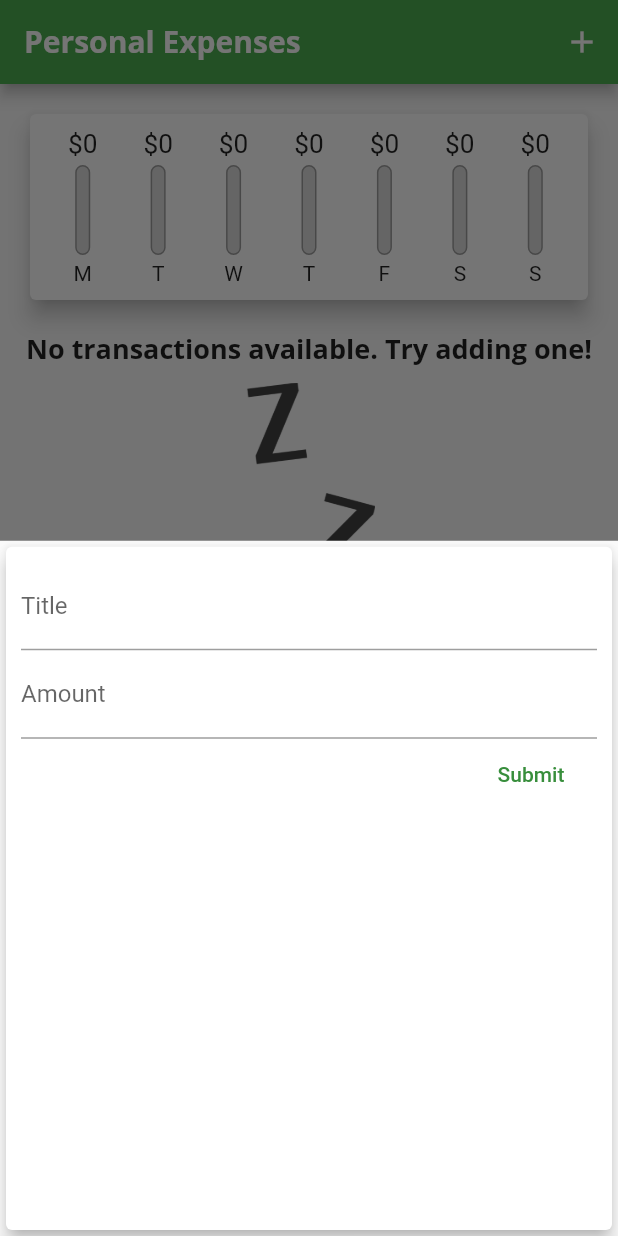
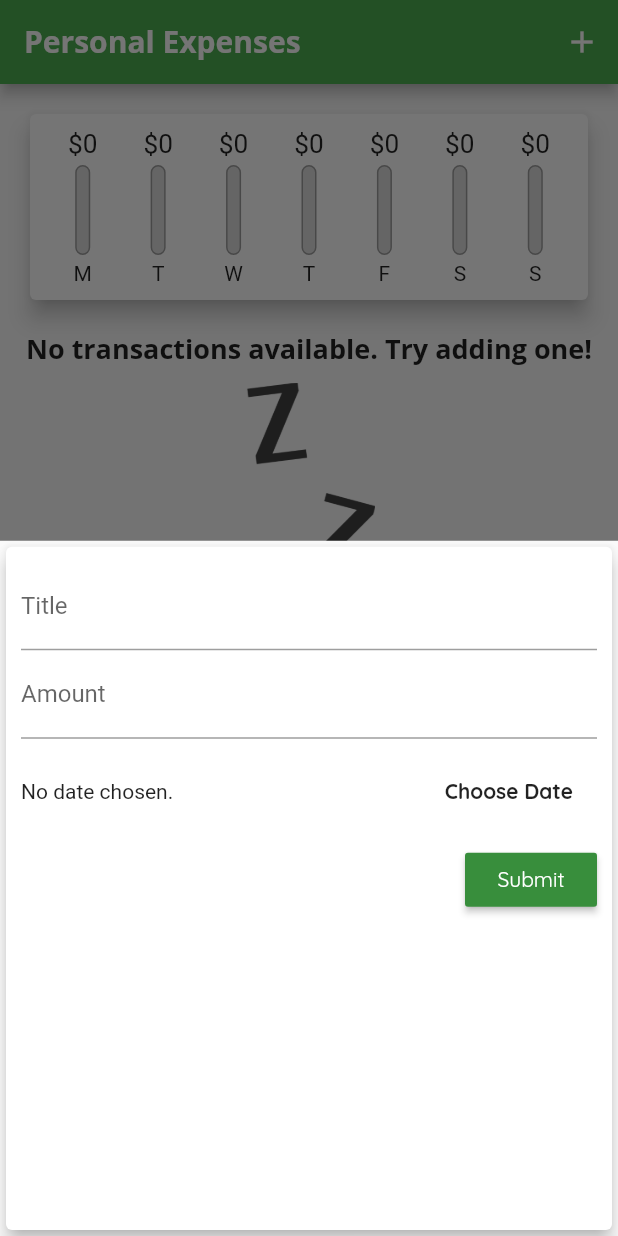
Before and after one commit to tferrerm/flutter-tutorial, a Flutter app: the screen it shows after launch, after a tap on the "add" icon, on a phone screen of 412 x 824 dp. Run offline on Flutter 3.47's test engine with Material 2 defaults, Android fonts, the phone set to English and light mode, and no system bars; Roboto replaces fonts that are missing (Open Sans).

Commit message:
Add choose date button and improve theming

```diff
--- a/expense_tracker/lib/main.dart
+++ b/expense_tracker/lib/main.dart
@@ -22,6 +22,9 @@ class MyApp extends StatelessWidget {
                 fontSize: 18,
                 fontWeight: FontWeight.bold,
               ),
+              button: TextStyle(
+                color: Colors.white,
+              )
             ),
         appBarTheme: AppBarTheme(
           titleTextStyle: TextStyle(
--- a/expense_tracker/lib/widgets/new_transaction.dart
+++ b/expense_tracker/lib/widgets/new_transaction.dart
@@ -20,8 +20,7 @@ class _NewTransactionState extends State<NewTransaction> {
     final enteredTitle = titleController.text;
     final enteredAmount = double.parse(amountController.text);
 
-    if(enteredTitle.isEmpty || enteredAmount <= 0)
-      return;
+    if (enteredTitle.isEmpty || enteredAmount <= 0) return;
 
     widget.addTx(
       enteredTitle,
@@ -54,10 +53,29 @@ class _NewTransactionState extends State<NewTransaction> {
               onSubmitted: (_) => submitData(),
               // onChanged: (value) => amountInput = value,
             ),
-            FlatButton(
+            Container(
+              height: 70,
+              child: Row(
+                mainAxisAlignment: MainAxisAlignment.spaceBetween,
+                children: <Widget>[
+                  Text('No date chosen.'),
+                  FlatButton(
+                    onPressed: () {},
+                    child: Text(
+                      'Choose Date',
+                      style: TextStyle(
+                        fontWeight: FontWeight.bold,
+                      ),
+                    ),
+                  ),
+                ],
+              ),
+            ),
+            RaisedButton(
               onPressed: submitData,
               child: Text('Submit'),
-              textColor: Theme.of(context).primaryColorDark,
+              color: Theme.of(context).primaryColorDark,
+              textColor: Theme.of(context).textTheme.button!.color,
             )
           ],
         ),
```
